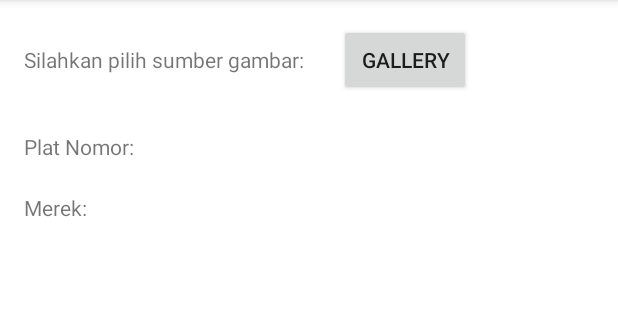
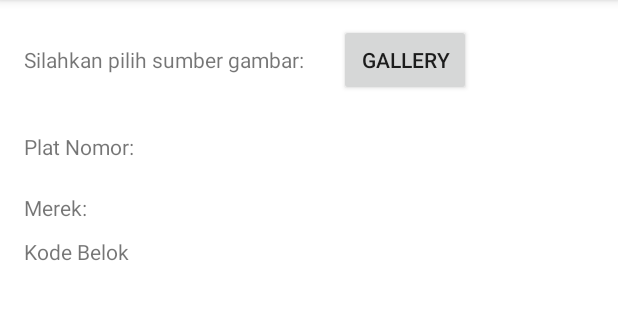
Before and after one commit to andresusanto/NumberVision, an Android app: the screen it shows after launch (MainActivity), on a phone screen of 412 x 824 dp, the part 84-404 px from its top. Run offline under Robolectric (Android 15) with nearby library versions, the phone set to English and light mode, and no system bars; 1 statement that could not run was skipped.

Commit message:
Tampilkan kode belok di output

```diff
--- a/app/src/main/res/layout/activity_main.xml
+++ b/app/src/main/res/layout/activity_main.xml
@@ -4,6 +4,17 @@
     android:paddingRight="@dimen/activity_horizontal_margin"
     android:paddingTop="@dimen/activity_vertical_margin"
     android:paddingBottom="@dimen/activity_vertical_margin" tools:context=".MainActivity">
+
+
+
+    <ScrollView
+        android:layout_width="wrap_content"
+        android:layout_height="wrap_content"
+        android:id="@+id/scrollView" >
+
+        <RelativeLayout
+            android:layout_width="match_parent"
+            android:layout_height="match_parent">
 
             <TextView android:text="Silahkan pilih sumber gambar:" android:layout_width="wrap_content"
                 android:layout_height="wrap_content" android:id="@+id/textView"
@@ -51,6 +62,17 @@
                 android:layout_width="wrap_content"
                 android:layout_height="wrap_content"
                 android:textAppearance="?android:attr/textAppearanceSmall"
+                android:text="Kode Belok"
+                android:id="@+id/textView4"
+                android:layout_below="@+id/textView3"
+                android:layout_alignParentLeft="true"
+                android:layout_alignParentStart="true"
+                android:layout_marginTop="10dp" />
+
+            <TextView
+                android:layout_width="wrap_content"
+                android:layout_height="wrap_content"
+                android:textAppearance="?android:attr/textAppearanceSmall"
                 android:id="@+id/txtInterpretasi"
                 android:layout_alignTop="@+id/textView2"
                 android:layout_toRightOf="@+id/textView3"
@@ -68,11 +90,21 @@
                 android:layout_alignStart="@+id/txtInterpretasi"
                 android:textIsSelectable="false" />
 
+
+            <TextView
+                android:layout_width="wrap_content"
+                android:layout_height="wrap_content"
+                android:textAppearance="?android:attr/textAppearanceSmall"
+                android:id="@+id/txtKodeBelok"
+                android:layout_alignTop="@+id/textView4"
+                android:layout_alignLeft="@+id/txtPerhitungan"
+                android:layout_alignStart="@+id/txtPerhitungan"/>
+
             <ImageView
                 android:layout_width="fill_parent"
                 android:layout_height="150dp"
                 android:id="@+id/imageView"
-        android:layout_below="@+id/textView3"
+                android:layout_below="@+id/txtKodeBelok"
                 android:layout_alignParentLeft="true"
                 android:layout_alignParentStart="true"
                 android:layout_marginTop="20dp"
@@ -80,11 +112,16 @@
 
             <ImageView
                 android:layout_width="fill_parent"
-        android:layout_height="fill_parent"
+                android:layout_height="150dp"
                 android:id="@+id/imageView2"
                 android:layout_below="@+id/imageView"
                 android:layout_alignParentLeft="true"
                 android:layout_alignParentStart="true"
                 android:adjustViewBounds="true" />
 
+
+
         </RelativeLayout>
+    </ScrollView>
+
+</RelativeLayout>
```
Also changed, not shown: app/src/main/java/com/ganesus/numbervision/MainActivity.java (+9 -4 lines), 1 other file. Lines whose indentation alone changed are shown as unchanged.
